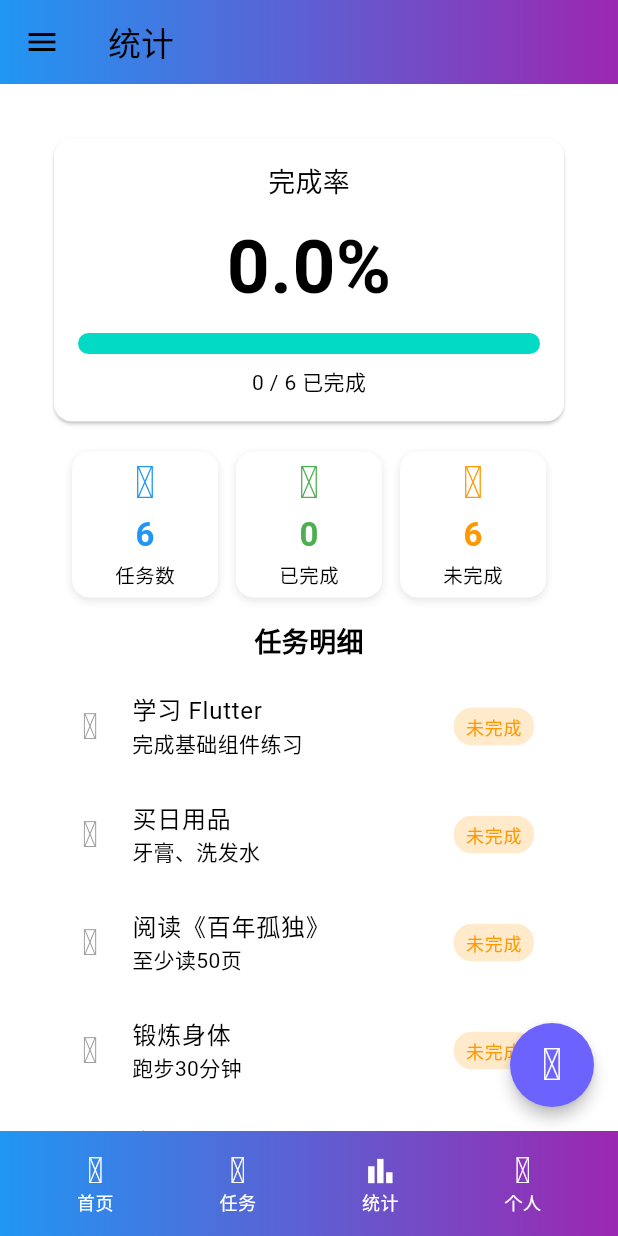
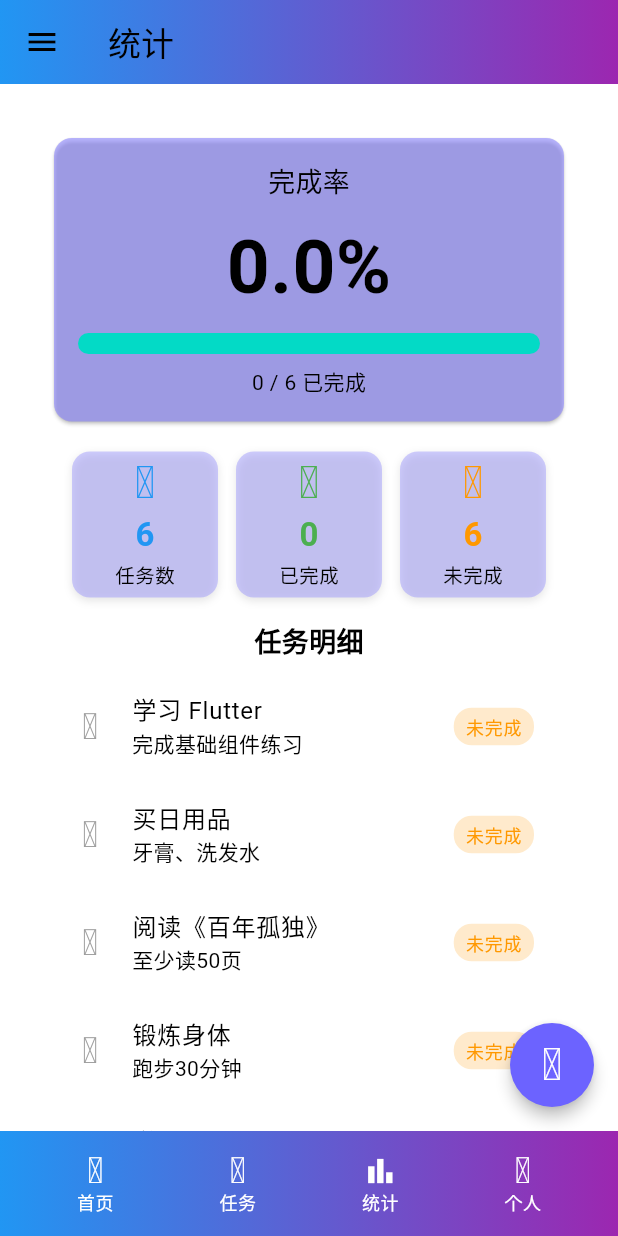
Before and after one commit to 18475114485/my_life_assistant, a Flutter app: the screen it shows after launch, in the side drawer, after a tap on "任务统计", on a phone screen of 412 x 824 dp. Run offline on Flutter 3.47's test engine with Material 3 defaults, Android fonts, the phone set to English and light mode, and no system bars; our stand-ins replace carousel_slider, image_picker, shared_preferences; missing offline and left inert: flutter_cors_image; network calls fail.

Commit message:
最后提交-小修改

```diff
--- a/lib/pages/statistics_page.dart
+++ b/lib/pages/statistics_page.dart
@@ -51,6 +51,7 @@
                       children: [
                         // 完成率卡片
                         Card(
+                          color: AppColors.primaryLight.withOpacity(0.6),
                           child: Padding(
                             padding: const EdgeInsets.all(16.0),
                             child: Column(
@@ -148,7 +149,7 @@
   Widget _statCard(BuildContext context, IconData icon, int count, String label, Color color) {
     return Container(
       decoration: BoxDecoration(
-        color: Theme.of(context).cardColor,
+        color: AppColors.primaryLight.withOpacity(0.4),
         borderRadius: BorderRadius.circular(12),
         boxShadow: [
           BoxShadow(
```
